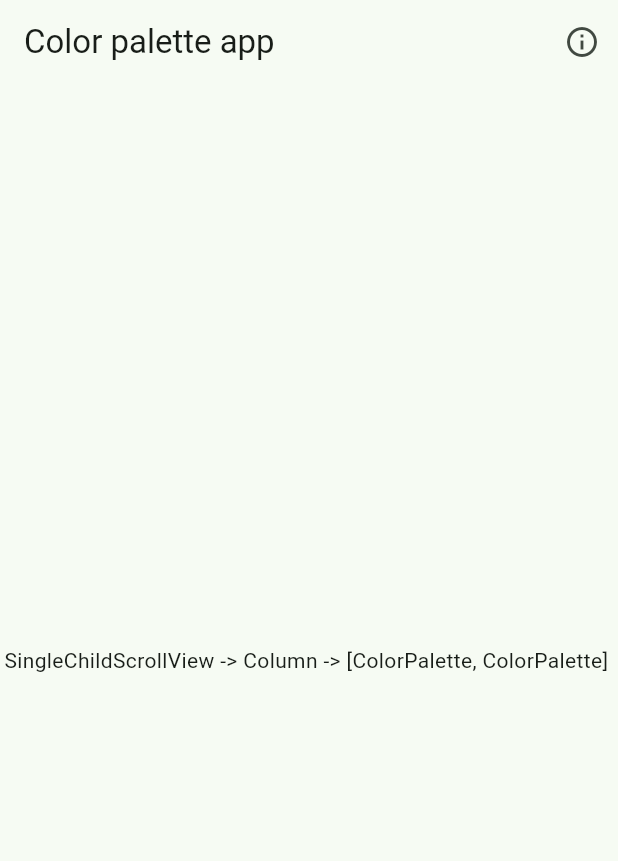
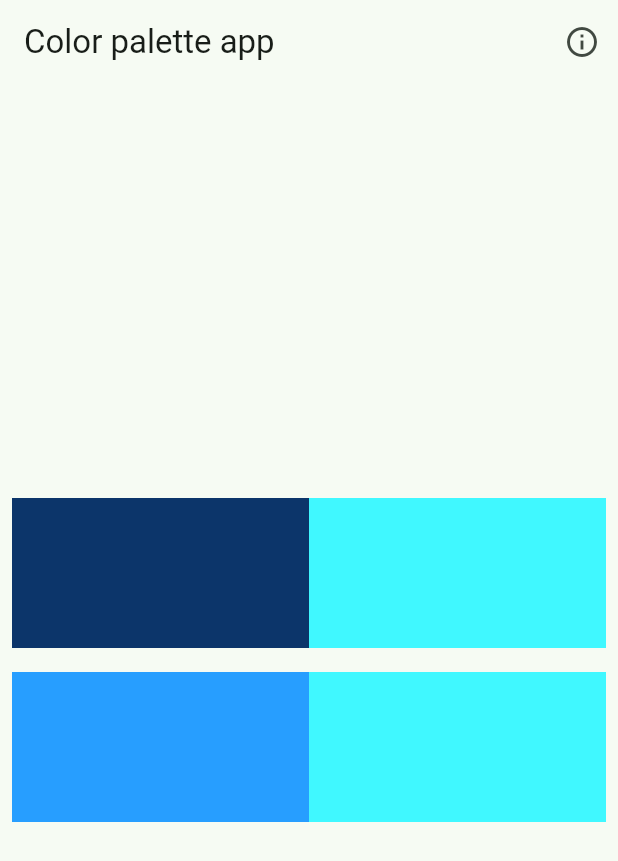
Before and after one commit to MigueIAngel/WidgetsActivity, a Flutter app: the screen it shows after launch, on a phone screen of 412 x 824 dp. Shown: the top 861 px of the screen. Run offline on Flutter 3.47's test engine with Material 2 defaults, Android fonts, the phone set to English and light mode, and no system bars; our stand-ins replace get, loggy.

```diff
--- a/lib/ui/pages/color_selection_page.dart
+++ b/lib/ui/pages/color_selection_page.dart
@@ -25,10 +25,24 @@ class ColorSelectionPage extends StatelessWidget {
           ],
         ),
         // https://colorhunt.co/
-        body: (const Center(
-          child: Text(
-              "SingleChildScrollView -> Column -> [ColorPalette, ColorPalette] "),
-        )));
+        body: (Center(
+            child: SingleChildScrollView(
+          child: Column(
+            children: [
+              ColorPalette(
+                baseColor: '0C356A',
+                callback: showColor,
+              ),
+              ColorPalette(
+                baseColor: '279EFF',
+                callback: showColor,
+              )
+            ],
+          ),
+        )
+            //child: Text(
+            //"SingleChildScrollView -> Column -> [ColorPalette, ColorPalette] "),
+            )));
   }
 
   // está es la función que será llamada con cada click a un ColorPalette
--- a/lib/ui/widgets/color_palette.dart
+++ b/lib/ui/widgets/color_palette.dart
@@ -5,15 +5,15 @@ class ColorPalette extends StatelessWidget {
   const ColorPalette({
     Key? key,
     // así se reciben en el constructor, por ejemplo
-    //required this.baseColor,
+    required this.baseColor, required this.callback,
   }) : super(key: key);
 
   // atributos de la clase, por ejemplo
-  //final String baseColor;
+  final String baseColor;
 
   // también se puede tener como un atributo un callback, necesiario ya que es un
   // widget sin estado, por ejemplo
-  //final Function(String) callback;
+  final Function(String) callback;
 
   // el callback se puede llamar así en el GestureDetector
   //  onTap: () => callback(baseColor.toString())
@@ -24,8 +24,29 @@ class ColorPalette extends StatelessWidget {
     return Padding(
       padding: const EdgeInsets.all(8.0),
       // vamos a mostrar los elementos en un row
-      child: Text(
-          'Row -> [Expanded(flex: 4,GestureDetector(Container(height: 100, color: ColorUtils.FromHex(baseColor))) )]'),
+      child: Row(
+        children: [
+          Expanded(
+            flex: 4,
+            child: GestureDetector(
+              onTap: () => callback(baseColor.toString()),
+                child: Container(
+              height: 100,
+              color: ColorUtils.FromHex(baseColor),
+            )),
+          ),
+          Expanded(
+              flex: 4,
+              child: GestureDetector(
+                onTap: () => callback(baseColor.toString()),
+                  child: Container(
+                height: 100,
+                color: ColorUtils.FromHex('40F8FF'),
+              )))
+        ],
+      ),
+      //child: Text(
+      // 'Row -> [Expanded(flex: 4,GestureDetector(Container(height: 100, color: ColorUtils.FromHex(baseColor))) )]'),
     );
   }
 }
--- a/pubspec.yaml
+++ b/pubspec.yaml
@@ -16,6 +16,7 @@ publish_to: 'none' # Remove this line if you wish to publish to pub.dev
 # Read more about iOS versioning at
 # https://developer.apple.com/library/archive/documentation/General/Reference/InfoPlistKeyReference/Articles/CoreFoundationKeys.html
 version: 1.0.0+1
+
 
 environment:
   sdk: ">=2.17.0 <3.0.0"
```
Also changed, not shown: 1 other file.
